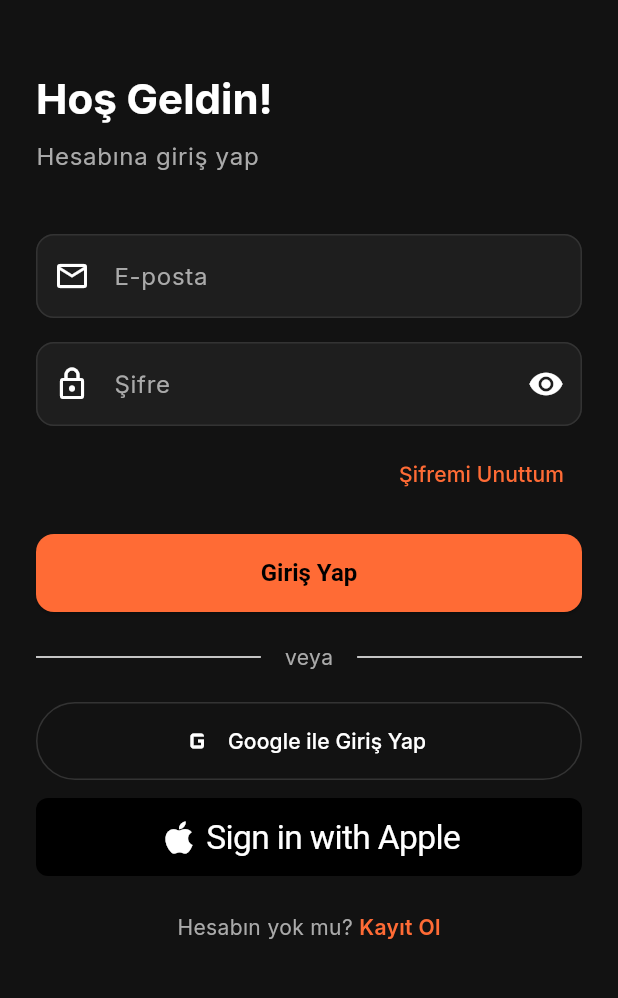
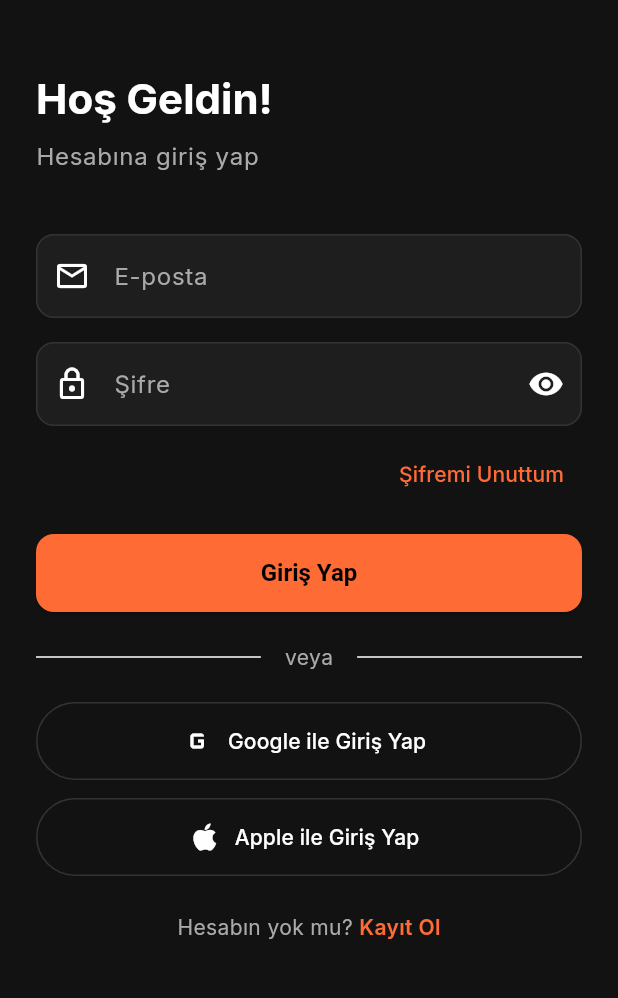
Before and after one commit to Handenurcoskun/fitcoach, a Flutter app: the screen it shows after launch, on a phone screen of 412 x 824 dp, the part 180-1178 px from its top. Run offline on Flutter 3.47's test engine with Material 3 defaults, Android fonts, the phone set to English and light mode, and no system bars; drawn by our look-alikes of sign_in_with_apple; our stand-ins replace app_links, cloud_firestore, firebase_auth, firebase_core, firebase_crashlytics, google_fonts and 1 more; accounts and stored records are empty.

Commit message:
Fix Apple review rejections: Sign in with Apple, account deletion, support page, UI fixes

```diff
--- a/lib/screens/auth/login_screen.dart
+++ b/lib/screens/auth/login_screen.dart
@@ -1,7 +1,6 @@
 import 'package:firebase_auth/firebase_auth.dart';
 import 'package:flutter/material.dart';
 import 'package:provider/provider.dart';
-import 'package:sign_in_with_apple/sign_in_with_apple.dart';
 import '../../services/auth_service.dart';
 import '../../theme/app_theme.dart';
 import 'register_screen.dart';
@@ -20,6 +19,7 @@ class _LoginScreenState extends State<LoginScreen> {
   bool _isPasswordVisible = false;
   bool _isLoading = false;
   bool _isGoogleLoading = false;
+  bool _isAppleLoading = false;
   String? _errorMessage;
 
   @override
@@ -100,13 +100,13 @@ class _LoginScreenState extends State<LoginScreen> {
 
   Future<void> _signInWithApple() async {
     setState(() {
-      _isGoogleLoading = true;
+      _isAppleLoading = true;
       _errorMessage = null;
     });
     final error = await context.read<AuthService>().signInWithApple();
     if (mounted) {
       setState(() {
-        _isGoogleLoading = false;
+        _isAppleLoading = false;
         _errorMessage = error;
       });
     }
@@ -274,10 +274,21 @@ class _LoginScreenState extends State<LoginScreen> {
                   ),
                 ),
                 const SizedBox(height: 12),
-                SignInWithAppleButton(
-                  onPressed: (_isLoading || _isGoogleLoading) ? () {} : _signInWithApple,
-                  style: SignInWithAppleButtonStyle.black,
-                  height: 52,
+                OutlinedButton.icon(
+                  onPressed: (_isLoading || _isGoogleLoading || _isAppleLoading) ? null : _signInWithApple,
+                  icon: _isAppleLoading
+                      ? const SizedBox(
+                          height: 18,
+                          width: 18,
+                          child: CircularProgressIndicator(strokeWidth: 2),
+                        )
+                      : const Icon(Icons.apple, size: 24),
+                  label: const Text('Apple ile Giriş Yap'),
+                  style: OutlinedButton.styleFrom(
+                    minimumSize: const Size.fromHeight(52),
+                    side: const BorderSide(color: AppColors.cardBorder),
+                    foregroundColor: AppColors.textPrimary,
+                  ),
                 ),
                 const SizedBox(height: 24),
                 Row(
--- a/pubspec.yaml
+++ b/pubspec.yaml
@@ -1,7 +1,7 @@
 name: fitcoach
 description: "FitCoach - Personal Trainer & Member Task Tracking App"
 publish_to: 'none'
-version: 1.0.1+20
+version: 1.0.2+22
 
 environment:
   sdk: ^3.11.5
```
Also changed, not shown: lib/screens/auth/register_screen.dart (+46 -1 lines), lib/screens/trainer/trainer_home_screen.dart (+41 -0 lines), lib/services/auth_service.dart (+28 -5 lines), 44 other files.
